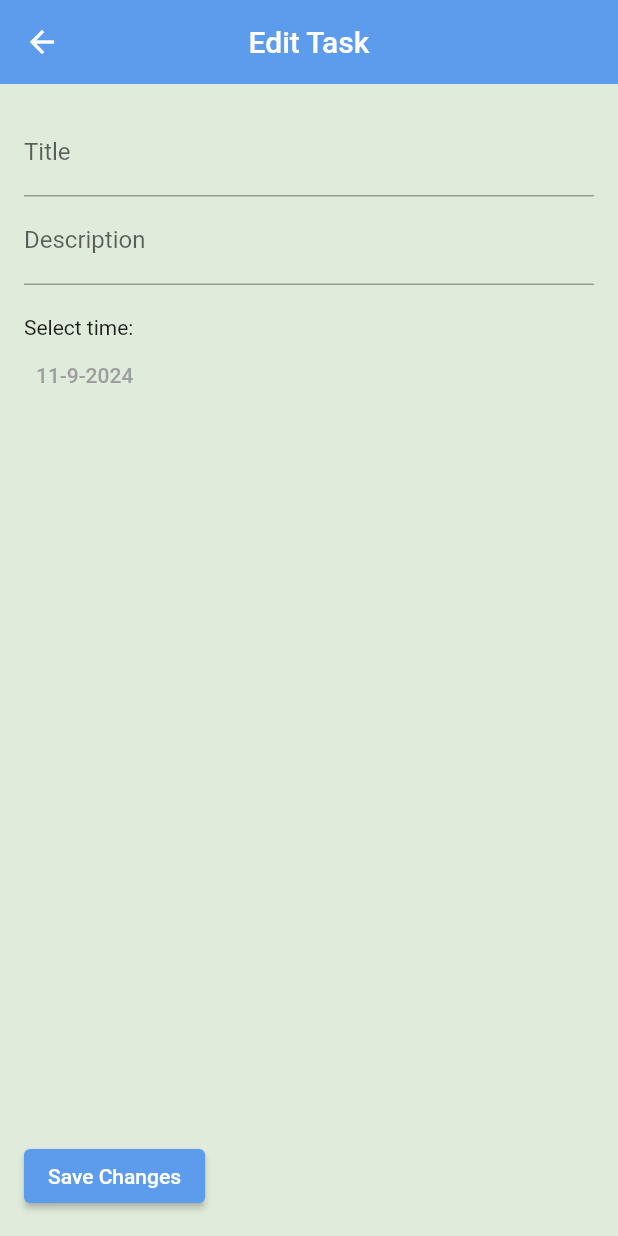
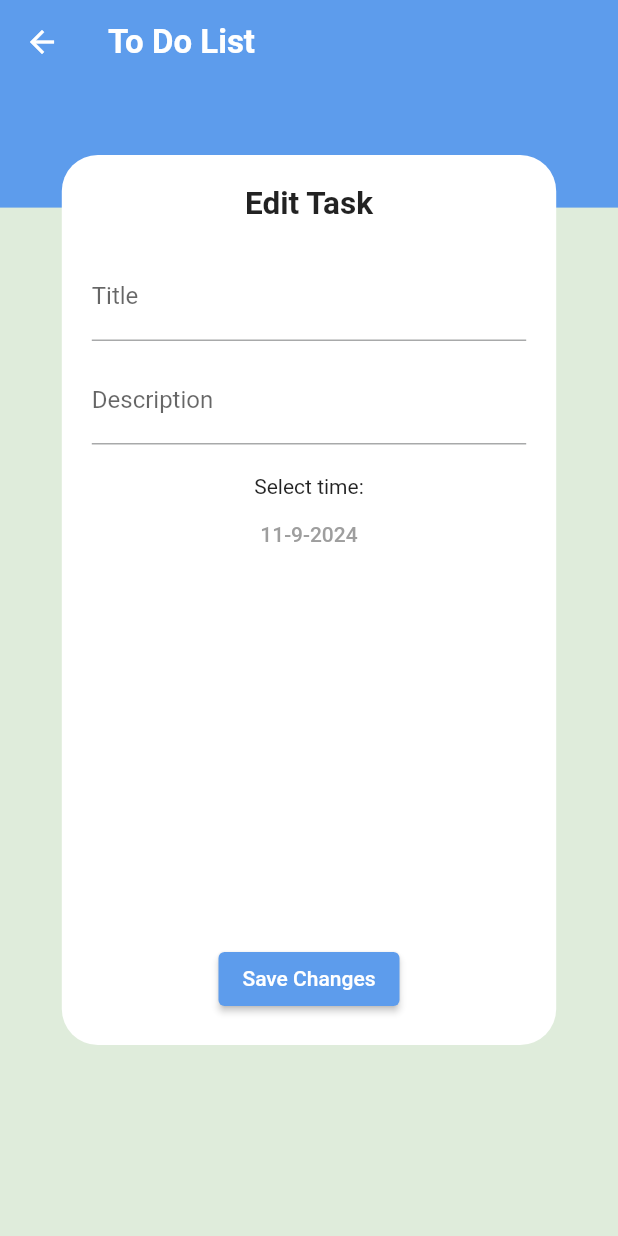
Before and after one commit to bahaa-oOo/todo_app_assignment, a Flutter app: the EditTaskPage screen opened directly with empty values, on a phone screen of 412 x 824 dp. Run offline on Flutter 3.47's test engine with Material 3 defaults, Android fonts, the phone set to English and light mode, and no system bars; our stand-ins replace cloud_firestore, easy_date_timeline, firebase_auth, firebase_core, flutter_slidable; accounts and stored records are empty.

Commit message:
add edit task page container

```diff
--- a/lib/ui/screens/home/tabs/list/edit_task_page.dart
+++ b/lib/ui/screens/home/tabs/list/edit_task_page.dart
@@ -1,5 +1,6 @@
 import 'package:cloud_firestore/cloud_firestore.dart';
 import 'package:flutter/material.dart';
+import 'package:todo_app/ui/utils/app_colors.dart';
 import '../../../../../model/todo_dm.dart';
 import '../../../../../model/user_dm.dart';
 
@@ -30,17 +31,38 @@ class _EditTaskPageState extends State<EditTaskPage> {
   Widget build(BuildContext context) {
     return Scaffold(
       appBar: AppBar(
-        title: Text("Edit Task"),
+        centerTitle: false,
+        title: Text("To Do List", style: TextStyle(fontSize: 22, fontWeight: FontWeight.bold)),
+        elevation: 0,
       ),
-      body: Padding(
-        padding: const EdgeInsets.all(16.0),
+      body: Stack(
+        children: [
+          Container(
+            color: Color(0xff5d9cec),
+            height: MediaQuery.of(context).size.height * .1,
+          ),
+          Align(
+            alignment: Alignment.center,
+            child: Container(
+              alignment: Alignment.center,
+              margin: EdgeInsets.only(bottom: 80),
+              height: MediaQuery.of(context).size.height * 0.72,
+              width: MediaQuery.of(context).size.width * 0.8,
+              decoration: BoxDecoration(
+                color: Colors.white,
+                borderRadius: BorderRadius.circular(24),
+              ),
+              child: Padding(
+                padding: EdgeInsets.all(20),
                 child: Column(
-          crossAxisAlignment: CrossAxisAlignment.start,
                   children: [
+                    Text("Edit Task", style: TextStyle(fontSize: 21, fontWeight: FontWeight.bold)),
+                    SizedBox(height: 20),
                     TextField(
                       controller: titleController,
                       decoration: InputDecoration(labelText: "Title"),
                     ),
+                    SizedBox(height: 10),
                     TextField(
                       controller: descriptionController,
                       decoration: InputDecoration(labelText: "Description"),
@@ -56,13 +78,17 @@ class _EditTaskPageState extends State<EditTaskPage> {
                     ),
                     Spacer(),
                     isLoading
-                ? CircularProgressIndicator() // مؤشر تحميل عند الحفظ
+                        ? CircularProgressIndicator()
                         : ElevatedButton(
                       onPressed: _saveChanges,
                       child: Text("Save Changes"),
                     ),
                   ],
                 ),
+              ),
+            ),
+          ),
+        ],
       ),
     );
   }
@@ -86,7 +112,6 @@ class _EditTaskPageState extends State<EditTaskPage> {
       isLoading = true;
     });
 
-    // تحديث البيانات في Firestore
     FirebaseFirestore.instance
         .collection(UserDM.collectionName)
         .doc(UserDM.currentUser!.id)
@@ -98,7 +123,6 @@ class _EditTaskPageState extends State<EditTaskPage> {
       'date': Timestamp.fromDate(selectedTime), // تحويل DateTime إلى Timestamp
       'isDone': widget.item.isDone,
     }).then((_) {
-      // تحديث الكائن محليًا بعد التحديث في Firestore
       setState(() {
         widget.item.title = titleController.text;
         widget.item.description = descriptionController.text;
```
Lines whose indentation alone changed are shown as unchanged.
